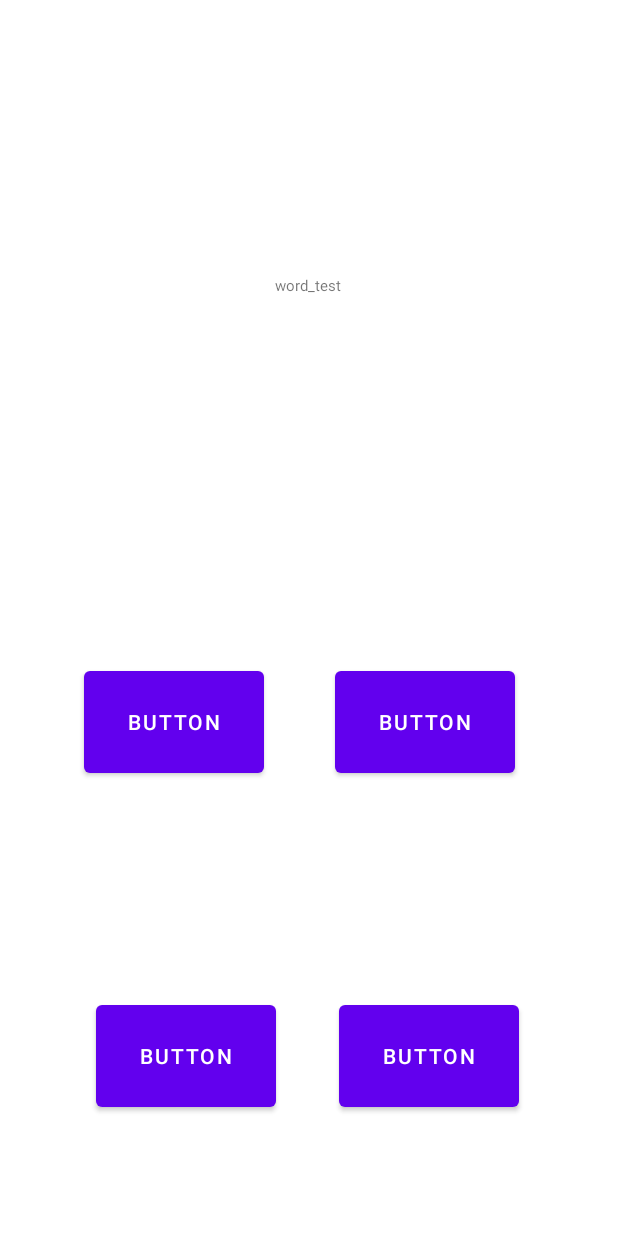
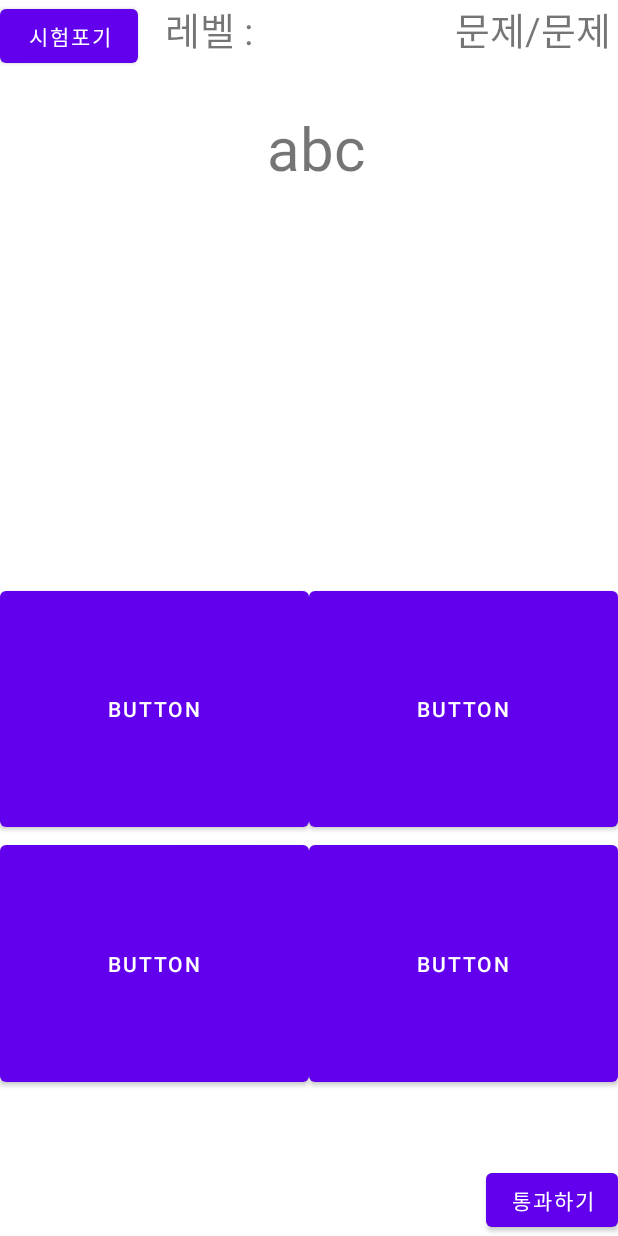
Before and after one commit to ghc1124/VocaUp, an Android app: the SpellingMean screen opened directly, with no data from a screen before it, on a phone screen of 412 x 824 dp. Run offline under Robolectric (Android 15) with nearby library versions, the phone set to English and light mode, and no system bars; network calls fail; 4 statements that could not run were skipped.

Commit message:
문제불러와서 추가하기

```diff
--- a/app/src/main/AndroidManifest.xml
+++ b/app/src/main/AndroidManifest.xml
@@ -15,6 +15,7 @@
         <activity android:name=".activity.SpellingMean"></activity>
         <activity android:name=".activity.DetailActivity" />
         <activity android:name=".activity.MenuActivity" />
+        <activity android:name=".activity.TestResultActivity" />
         <activity android:name=".activity.MainActivity">
             <intent-filter>
                 <action android:name="android.intent.action.MAIN" />
--- a/app/src/main/java/com/test/vocaup/activity/SpellingMean.java
+++ b/app/src/main/java/com/test/vocaup/activity/SpellingMean.java
@@ -7,12 +7,12 @@ import android.os.Bundle;
 import android.view.View;
 import android.widget.Button;
 import android.widget.TextView;
-import android.widget.Toast;
 
-import com.test.vocaup.DO.ListAll;
+import com.test.vocaup.DO.Problem;
 import com.test.vocaup.R;
 import com.test.vocaup.server.Connect_get;
 
+import org.json.JSONArray;
 import org.json.JSONException;
 import org.json.JSONObject;
 
@@ -20,46 +20,104 @@ import java.util.ArrayList;
 
 public class SpellingMean extends AppCompatActivity {
     private JSONObject result = new JSONObject();
+    ArrayList<Problem> problem_list= new ArrayList<Problem>();
+    int what_problem;
+    int level_info;
+    String test_json;
     TextView spelling;
-    Button button1;
-
+    Button[] but_array;
     @Override
     protected void onCreate(Bundle savedInstanceState) {
         super.onCreate(savedInstanceState);
         setContentView(R.layout.activity_spelling_mean);
-        spelling = findViewById(R.id.spelling);
-        button1 = findViewById(R.id.button);
-
-        Intent intent = getIntent();
-
-        //Toast.makeText(this, intent.getStringExtra("Token"), Toast.LENGTH_SHORT).show();
-
+        spelling =  (TextView)findViewById(R.id.spelling);
+        but_array = new Button[4];
+        but_array[0]= (Button)findViewById(R.id.button0);
+        but_array[1]= (Button)findViewById(R.id.button1);
+        but_array[2]= (Button)findViewById(R.id.button2);
+        but_array[3]= (Button)findViewById(R.id.button3);
+        what_problem = -1;
+        level_info = 10;
+        test_json = "problem/spelling_mean";
+        SelectBtnOnClickListener but_listener = new SelectBtnOnClickListener();
         Thread thread = new Thread() {
             @Override
             public void run() {
-                result = new Connect_get(intent.getStringExtra("Token"))
-                        .problem_get("problem/spelling_mean", "10");
-            }
-        };
-
-        button1.setOnClickListener(new View.OnClickListener() {
-            @Override
-            public void onClick(View view) {
+                result = new Connect_get().problem_get(test_json, (level_info+""));
                 try {
-                    spelling.setText((String)result.getString("problem_type"));
-                    System.out.println((String)result.getString("problem_type"));
+                    problem_list_fill(result,problem_list);
+                    next_problem(spelling, but_array, problem_list);
                 } catch (JSONException e) {
                     e.printStackTrace();
                 }
             }
-        });
-
+        };
         thread.start();
-
         try {
             thread.join();
         } catch (InterruptedException e) {
             e.printStackTrace();
         }
+        for(int i=0;i<4;i++){
+            but_array[i].setOnClickListener(but_listener);
+        }
+
+    }
+    class SelectBtnOnClickListener implements Button.OnClickListener {
+        @Override
+        public void onClick(View view) {
+            int click_but = -1;
+            switch (view.getId()) {
+                case R.id.button0 :
+                    click_but = 0;
+                    break ;
+                case R.id.button1 :
+                    click_but = 1;
+                    break ;
+                case R.id.button2 :
+                    click_but = 2;
+                    break ;
+                case R.id.button3 :
+                    click_but = 3;
+                    break ;
+            }
+            System.out.println(problem_list.size()+ " : "+ what_problem);
+            problem_list.get(what_problem).setChoice(click_but);
+            if(problem_list.get(what_problem).getAnswer()==click_but){
+                problem_list.get(what_problem).setCheck(true);
+            }
+            if(what_problem<=problem_list.size()-2) {
+                next_problem(spelling, but_array, problem_list);
+            }
+            else{
+                Intent intent = new Intent(SpellingMean.this,TestResultActivity.class);
+                intent.putExtra("test_result",problem_list);
+                startActivity(intent);
+            }
+        }
+    }
+
+    protected void problem_list_fill(JSONObject result_object, ArrayList<Problem> problem_list) throws JSONException {
+        JSONArray tmp_array= result_object.getJSONArray("problem_list");
+        for(int i=0;i<tmp_array.length();i++){
+            Problem problem_add = new Problem();
+            JSONObject problem_single = (JSONObject) tmp_array.get(i);
+            JSONArray select_list = problem_single.getJSONArray("select");
+            problem_add.setAnswer(problem_single.getInt("answer"));
+            problem_add.setShow(problem_single.getString("show"));
+            for(int j=0;j<select_list.length();j++){
+                problem_add.addSelect(select_list.getString(j));
+            }
+            problem_list.add(problem_add);
+        }
+    }
+
+    protected void next_problem(TextView show, Button[] buttons, ArrayList<Problem> problem_list){
+        what_problem++;
+        show.setText(problem_list.get(what_problem).getShow());
+        for(int i=0 ; i< problem_list.get(what_problem).getSelectSize() ; i++){
+            buttons[i].setText(problem_list.get(what_problem).getSelect(i));
+        }
+
     }
 }
--- a/app/src/main/res/layout/activity_spelling_mean.xml
+++ b/app/src/main/res/layout/activity_spelling_mean.xml
@@ -1,67 +1,128 @@
 <?xml version="1.0" encoding="utf-8"?>
-<androidx.constraintlayout.widget.ConstraintLayout xmlns:android="http://schemas.android.com/apk/res/android"
+<LinearLayout xmlns:android="http://schemas.android.com/apk/res/android"
     xmlns:app="http://schemas.android.com/apk/res-auto"
     xmlns:tools="http://schemas.android.com/tools"
     android:layout_width="match_parent"
     android:layout_height="match_parent"
+    android:orientation="vertical"
     tools:context=".activity.SpellingMean">
+
+    <LinearLayout
+        android:layout_width="match_parent"
+        android:layout_height="wrap_content"
+        android:layout_weight="0"
+        android:orientation="horizontal">
 
         <Button
             android:id="@+id/button"
-        android:layout_width="120dp"
-        android:layout_height="80dp"
-        android:layout_marginStart="56dp"
-        android:layout_marginTop="97dp"
-        android:layout_marginBottom="60dp"
-        android:text="Button"
-        app:layout_constraintBottom_toTopOf="@+id/button3"
-        app:layout_constraintStart_toStartOf="parent"
-        app:layout_constraintTop_toBottomOf="@+id/spelling" />
+            android:layout_width="wrap_content"
+            android:layout_height="wrap_content"
+            android:layout_weight="1"
+            android:text="시험포기" />
+
+        <TextView
+            android:id="@+id/level_info"
+            android:layout_width="wrap_content"
+            android:layout_height="wrap_content"
+            android:layout_weight="30"
+            android:gravity="bottom"
+            android:text="   레벨 :"
+            android:textSize="25dp" />
+
+        <TextView
+            android:id="@+id/textView13"
+            android:layout_width="wrap_content"
+            android:layout_height="wrap_content"
+            android:layout_weight="1"
+            android:gravity="bottom"
+            android:text="문제/문제"
+            android:textSize="25dp" />
+
+    </LinearLayout>
+
+    <LinearLayout
+        android:layout_width="match_parent"
+        android:layout_height="match_parent"
+        android:layout_weight="10"
+        android:gravity="center"
+        android:orientation="vertical">
+
+        <TextView
+            android:id="@+id/spelling"
+            android:layout_width="wrap_content"
+            android:layout_height="wrap_content"
+            android:layout_weight="1"
+            android:gravity="center"
+            android:text=" abc"
+            android:textSize="40dp" />
+
+        <ImageView
+            android:id="@+id/imageView3"
+            android:layout_width="match_parent"
+            android:layout_height="wrap_content"
+            android:layout_weight="5"
+            tools:srcCompat="@tools:sample/avatars" />
+    </LinearLayout>
+
+    <TableLayout
+        android:layout_width="match_parent"
+        android:layout_height="match_parent"
+        android:layout_weight="10">
+
+        <TableRow
+            android:layout_width="match_parent"
+            android:layout_height="match_parent"
+            android:layout_weight="1">
+
+            <Button
+                android:id="@+id/button0"
+                android:layout_width="wrap_content"
+                android:layout_height="match_parent"
+                android:layout_weight="1"
+                android:text="Button" />
+
+            <Button
+                android:id="@+id/button1"
+                android:layout_width="wrap_content"
+                android:layout_height="match_parent"
+                android:layout_weight="1"
+                android:text="Button" />
+        </TableRow>
+
+        <TableRow
+            android:layout_width="match_parent"
+            android:layout_height="match_parent"
+            android:layout_weight="1">
 
             <Button
                 android:id="@+id/button2"
-        android:layout_width="120dp"
-        android:layout_height="80dp"
-        android:layout_marginTop="97dp"
-        android:layout_marginBottom="60dp"
-        android:text="Button"
-        app:layout_constraintBottom_toTopOf="@+id/button4"
-        app:layout_constraintEnd_toEndOf="parent"
-        app:layout_constraintHorizontal_bias="0.408"
-        app:layout_constraintStart_toEndOf="@+id/button"
-        app:layout_constraintTop_toBottomOf="@+id/spelling" />
+                android:layout_width="wrap_content"
+                android:layout_height="match_parent"
+                android:layout_weight="1"
+                android:text="Button" />
 
             <Button
                 android:id="@+id/button3"
-        android:layout_width="120dp"
-        android:layout_height="80dp"
-        android:layout_marginStart="64dp"
-        android:layout_marginBottom="80dp"
-        android:text="Button"
-        app:layout_constraintBottom_toBottomOf="parent"
-        app:layout_constraintStart_toStartOf="parent" />
+                android:layout_width="wrap_content"
+                android:layout_height="match_parent"
+                android:layout_weight="1"
+                android:text="Button" />
+        </TableRow>
+
+    </TableLayout>
+
+    <LinearLayout
+        android:layout_width="match_parent"
+        android:layout_height="match_parent"
+        android:layout_weight="15"
+        android:gravity="bottom|right"
+        android:orientation="horizontal">
 
         <Button
-        android:id="@+id/button4"
-        android:layout_width="120dp"
-        android:layout_height="80dp"
-        android:layout_marginBottom="80dp"
-        android:text="Button"
-        app:layout_constraintBottom_toBottomOf="parent"
-        app:layout_constraintEnd_toEndOf="parent"
-        app:layout_constraintHorizontal_bias="0.387"
-        app:layout_constraintStart_toEndOf="@+id/button3" />
+            android:id="@+id/pass"
+            android:layout_width="wrap_content"
+            android:layout_height="wrap_content"
+            android:text="통과하기" />
+    </LinearLayout>
 
-    <TextView
-        android:id="@+id/spelling"
-        android:layout_width="296dp"
-        android:layout_height="141dp"
-        android:layout_marginTop="120dp"
-        android:gravity="center"
-        android:text="word_test"
-        android:textSize="10dp"
-        app:layout_constraintEnd_toEndOf="parent"
-        app:layout_constraintHorizontal_bias="0.486"
-        app:layout_constraintStart_toStartOf="parent"
-        app:layout_constraintTop_toTopOf="parent" />
-</androidx.constraintlayout.widget.ConstraintLayout>
+</LinearLayout>
```
Also changed, not shown: app/src/main/java/com/test/vocaup/DO/Problem.java (added, +53 -0 lines), app/src/main/java/com/test/vocaup/activity/MenuActivity.java (+0 -5 lines), app/src/main/java/com/test/vocaup/activity/TestResultActivity.java (added, +57 -0 lines), app/src/main/java/com/test/vocaup/adapter/checkAdapter.java (added, +88 -0 lines), app/src/main/res/layout/activity_testresult.xml (added, +10 -0 lines), app/src/main/res/layout/wrong_item_list.xml (added, +45 -0 lines). Lines whose indentation alone changed are shown as unchanged.
